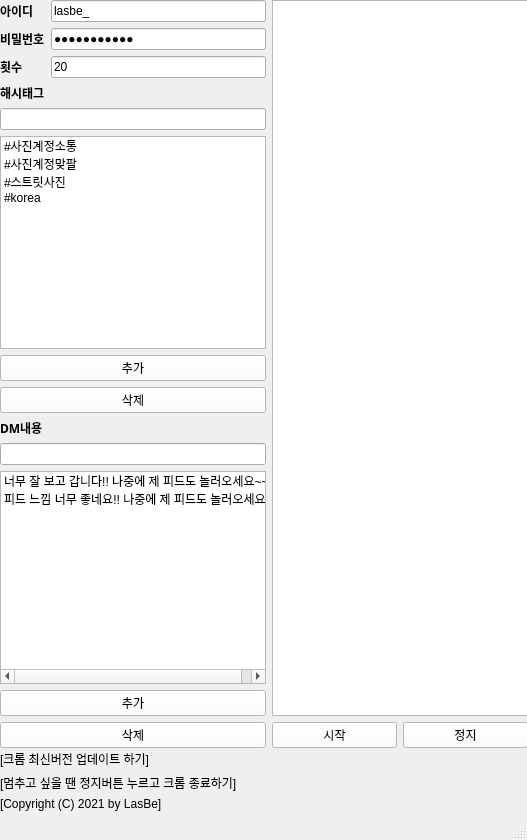
Before: the Qt Designer form insta.ui in LasBe-code/InstaAuto, drawn with Qt 5.
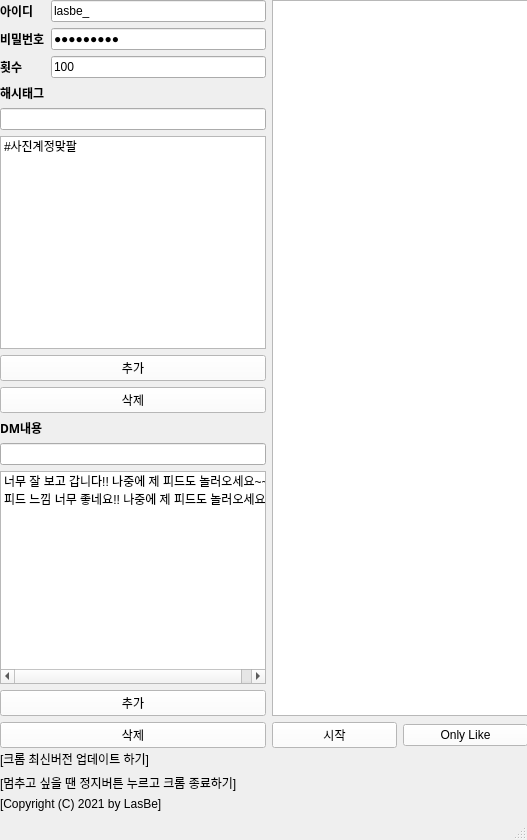
After: the same form once the commit is applied. Icons and pictures are not drawn.

Diff of the .ui file:
```diff
--- a/insta.ui
+++ b/insta.ui
@@ -54,7 +54,7 @@
           <enum>Qt::StrongFocus</enum>
          </property>
          <property name="text">
-          <string>1q2w3e4r!@#</string>
+          <string>mcmc6969!</string>
          </property>
          <property name="echoMode">
           <enum>QLineEdit::Password</enum>
@@ -157,7 +157,7 @@
           <enum>Qt::StrongFocus</enum>
          </property>
          <property name="text">
-          <string>20</string>
+          <string>100</string>
          </property>
         </widget>
        </item>
@@ -263,26 +263,11 @@
        </item>
        <item row="5" column="0" colspan="2">
         <widget class="QListWidget" name="list_hashtag">
-         <item>
-          <property name="text">
-           <string>#사진계정소통</string>
-          </property>
-         </item>
          <item>
           <property name="text">
            <string>#사진계정맞팔</string>
           </property>
          </item>
-         <item>
-          <property name="text">
-           <string>#스트릿사진</string>
-          </property>
-         </item>
-         <item>
-          <property name="text">
-           <string>#korea</string>
-          </property>
-         </item>
         </widget>
        </item>
       </layout>
@@ -342,7 +327,7 @@
           <string notr="true">background-color: rgb(255, 255, 255);</string>
          </property>
          <property name="text">
-          <string>정지</string>
+          <string>Only Like</string>
          </property>
         </widget>
        </item>
```
Left out of the diff: 2 changed lines with no effect on the pictures.
